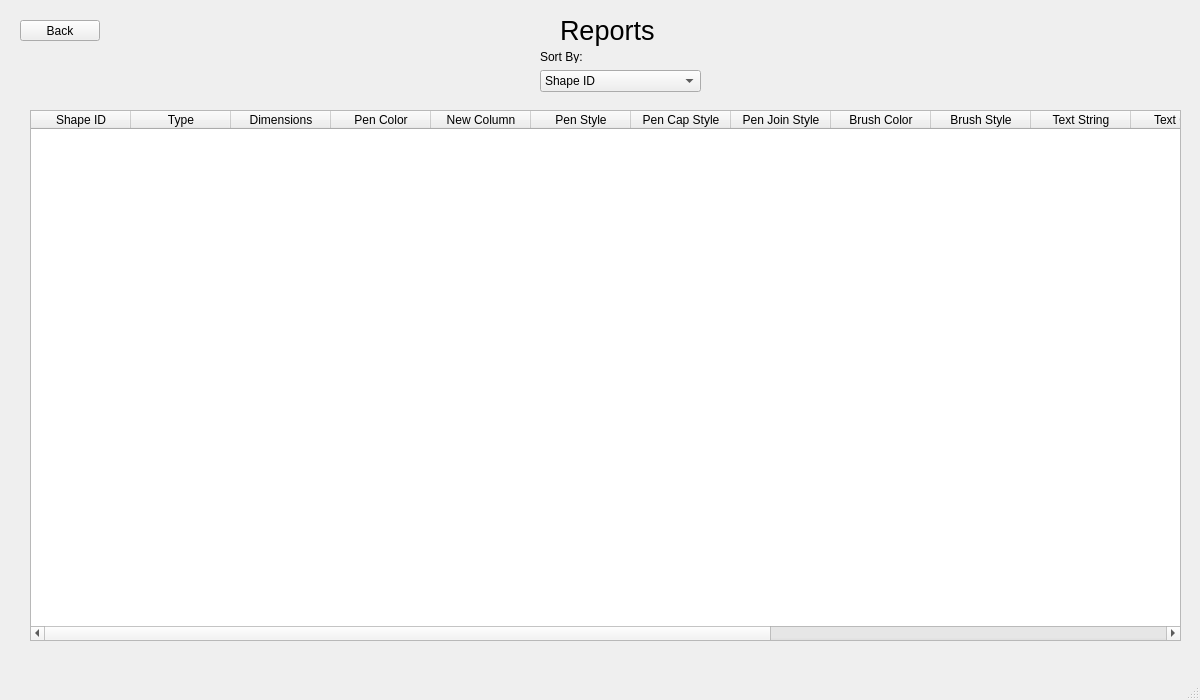
Above: CS1C_Graphics_Modeler/mainwindow.ui from utsavparajuli/CS1C-Group-Project before the change. Below: the same form after it.
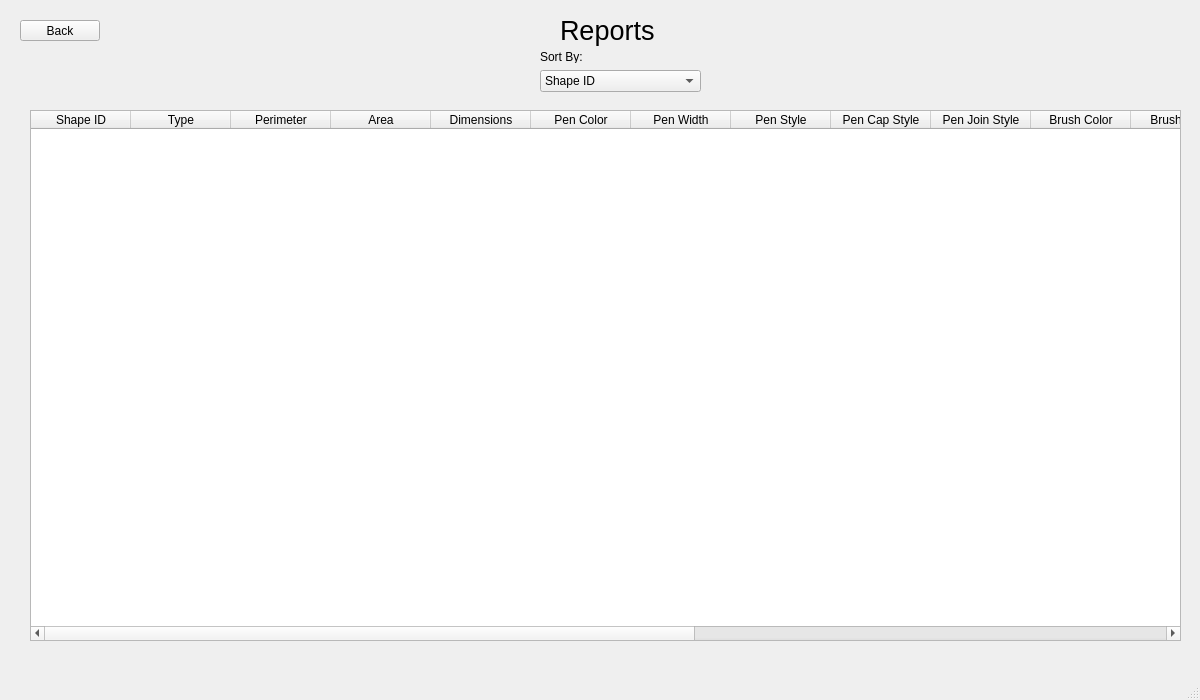
That is the form after the change. Custom widgets are drawn as their Qt base class.

The edit to the form file:
```diff
--- a/CS1C_Graphics_Modeler/mainwindow.ui
+++ b/CS1C_Graphics_Modeler/mainwindow.ui
@@ -535,6 +535,16 @@
         <string>Type</string>
        </property>
       </column>
+      <column>
+       <property name="text">
+        <string>Perimeter</string>
+       </property>
+      </column>
+      <column>
+       <property name="text">
+        <string>Area</string>
+       </property>
+      </column>
       <column>
        <property name="text">
         <string>Dimensions</string>
@@ -547,7 +557,7 @@
       </column>
       <column>
        <property name="text">
-        <string>New Column</string>
+        <string>Pen Width</string>
        </property>
       </column>
       <column>
```
